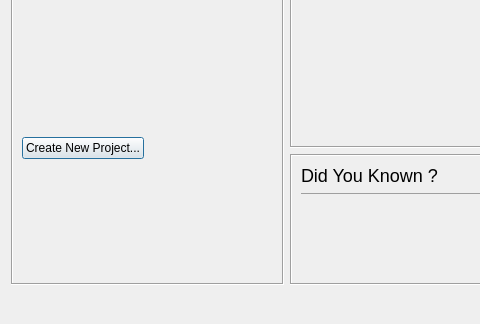
Above: xinx/ui/welcomdlg.ui from phoenix741/xinx before the change; both pictures show x 0 to 480 and y 225 to 549 of the 575 by 549 pixel window. Below: the same form after it.
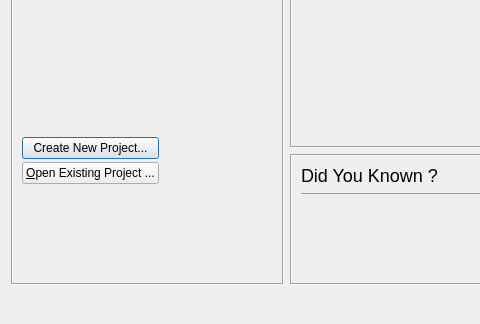
That is the form after the change. Icons and pictures are not drawn. Custom widgets are drawn as their Qt base class.

Commit message: Welcom dialog Actions in context menu

Diff of the .ui file:
```diff
--- a/xinx/ui/welcomdlg.ui
+++ b/xinx/ui/welcomdlg.ui
@@ -65,13 +65,6 @@
         </property>
        </widget>
       </item>
-      <item row="3" column="0">
-       <widget class="QPushButton" name="m_createNewProjectBtn">
-        <property name="text">
-         <string>Create New Project...</string>
-        </property>
-       </widget>
-      </item>
       <item row="4" column="0">
        <spacer name="verticalSpacer">
         <property name="orientation">
@@ -107,6 +100,20 @@
         </property>
        </widget>
       </item>
+      <item row="2" column="0">
+       <widget class="QPushButton" name="m_createNewProjectBtn">
+        <property name="text">
+         <string>Create New Project...</string>
+        </property>
+       </widget>
+      </item>
+      <item row="3" column="0">
+       <widget class="QPushButton" name="m_openProjectBtn">
+        <property name="text">
+         <string>&amp;Open Existing Project ...</string>
+        </property>
+       </widget>
+      </item>
      </layout>
     </widget>
    </item>
```
The commit also changes 7 other files.
